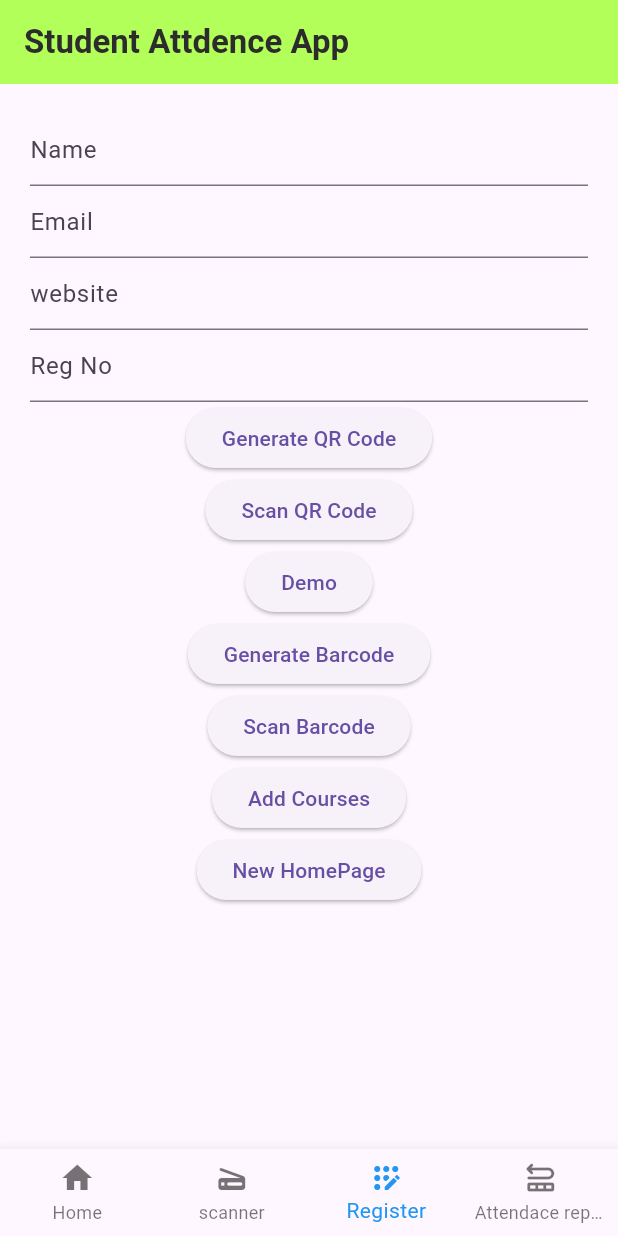
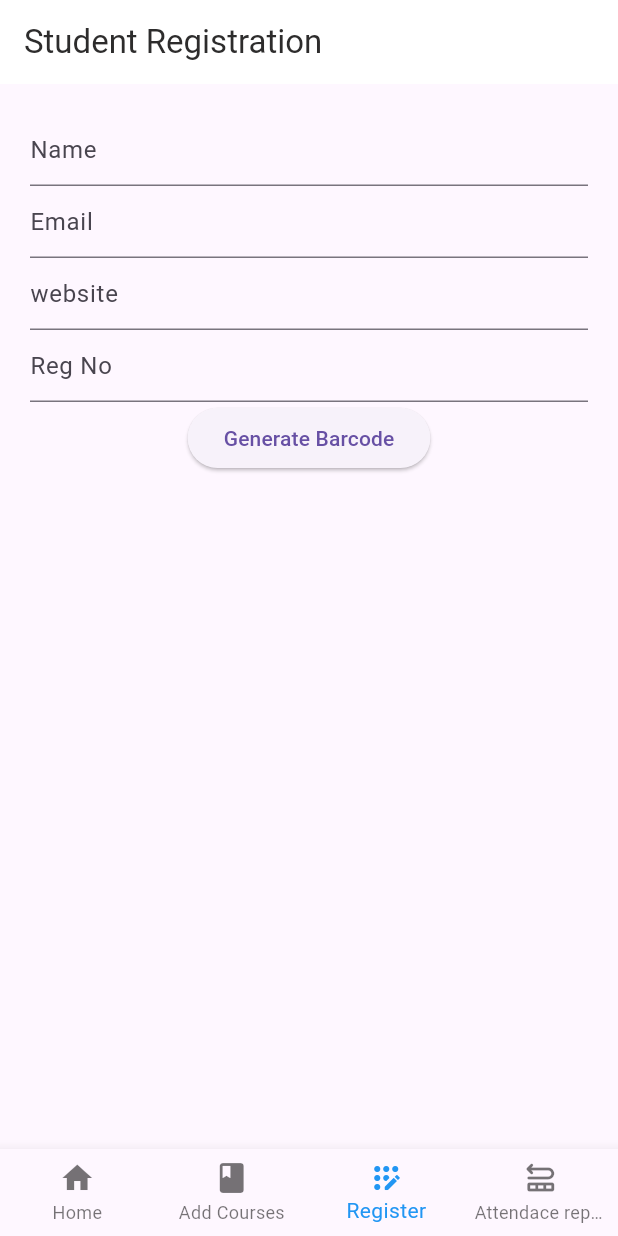
Before and after one commit to kanishkaviraj12/student_attdence, a Flutter app: the MyHomePage screen opened directly, item 3 of the bottom bar chosen, on a phone screen of 412 x 824 dp. Run offline on Flutter 3.47's test engine with Material 3 defaults, Android fonts, the phone set to English and light mode, and no system bars; our stand-ins replace cloud_firestore, firebase_core, firebase_storage, fluttertoast, image_gallery_saver, permission_handler and 2 more; missing offline and left inert: flutter_barcode_scanner, qr_code_scanner, syncfusion_flutter_barcodes; accounts and stored records are empty.

Commit message:
add new home

```diff
--- a/lib/home.dart
+++ b/lib/home.dart
@@ -2,12 +2,8 @@
 
 import 'package:flutter/material.dart';
 import 'package:fluttertoast/fluttertoast.dart';
-import 'package:student_attdence/AddCourses.dart';
 import 'package:student_attdence/barcodegenarater.dart';
 import 'package:student_attdence/database.dart';
-import 'package:student_attdence/newhome.dart';
-import 'package:student_attdence/qrcodegenerater.dart';
-import 'package:student_attdence/qrcodescanner.dart';
 
 class HomePage extends StatefulWidget {
   HomePage({super.key});
@@ -49,11 +45,11 @@ class _HomePageState extends State<HomePage> {
       title: "Face",
       home: Scaffold(
         appBar: AppBar(
-          backgroundColor: Colors.lightGreenAccent,
+          backgroundColor: Colors.white,
           title: Text(
-            "Student Attdence App",
+            "Student Registration",
             style: TextStyle(
-              fontWeight: FontWeight.bold,
+              //fontWeight: FontWeight.bold,
               color: Color.fromARGB(255, 45, 44, 44),
             ),
           ),
@@ -79,35 +75,33 @@ class _HomePageState extends State<HomePage> {
                   controller: _regController,
                   decoration: InputDecoration(hintText: "Reg No"),
                 ),
-                ElevatedButton(
-                  onPressed: () {
-                    uploadData();
-                    Navigator.of(context).push(
-                      MaterialPageRoute(
-                          builder: (context) => QRcodeGenerater(
-                                name: _nameController.text,
-                                email: _emailController.text,
-                                website: _websiteController.text,
-                                regNo: _regController.text,
-                              )),
-                    );
-                  },
-                  child: Text("Generate QR Code"),
-                ),
-                ElevatedButton(
-                  onPressed: () {
-                    Navigator.push(
-                      context,
-                      MaterialPageRoute(builder: (context) => QRViewExample()),
-                    );
-                  },
-                  child: Text("Scan QR Code"),
-                ),
-                ElevatedButton(
-                    onPressed: () {
-                      uploadData();
-                    },
-                    child: Text("Demo")),
+
+                // ElevatedButton(
+                //   onPressed: () {
+                //     uploadData();
+                //     Navigator.of(context).push(
+                //       MaterialPageRoute(
+                //           builder: (context) => QRcodeGenerater(
+                //                 name: _nameController.text,
+                //                 email: _emailController.text,
+                //                 website: _websiteController.text,
+                //                 regNo: _regController.text,
+                //               )),
+                //     );
+                //   },
+                //   child: Text("Generate QR Code"),
+                // ),
+
+                // ElevatedButton(
+                //   onPressed: () {
+                //     Navigator.push(
+                //       context,
+                //       MaterialPageRoute(builder: (context) => QRViewExample()),
+                //     );
+                //   },
+                //   child: Text("Scan QR Code"),
+                // ),
+
                 ElevatedButton(
                   onPressed: () {
                     uploadData();
@@ -125,33 +119,6 @@ class _HomePageState extends State<HomePage> {
                   },
                   child: Text("Generate Barcode"),
                 ),
-                ElevatedButton(
-                  onPressed: () {
-                    // Navigator.push(
-                    //   context,
-                    //   MaterialPageRoute(builder: (context) => Barcodescanner()),
-                    // );
-                  },
-                  child: Text("Scan Barcode"),
-                ),
-                ElevatedButton(
-                  onPressed: () {
-                    Navigator.push(
-                      context,
-                      MaterialPageRoute(builder: (context) => AddCourses()),
-                    );
-                  },
-                  child: Text("Add Courses"),
-                ),
-                ElevatedButton(
-                  onPressed: () {
-                    Navigator.push(
-                      context,
-                      MaterialPageRoute(builder: (context) => MyHomePage()),
-                    );
-                  },
-                  child: Text("New HomePage"),
-                ),
               ],
             ),
           ),
--- a/lib/main.dart
+++ b/lib/main.dart
@@ -4,6 +4,7 @@ import 'package:firebase_core/firebase_core.dart';
 import 'package:flutter/material.dart';
 import 'package:student_attdence/firebase_options.dart';
 import 'package:student_attdence/home.dart';
+import 'package:student_attdence/newhome.dart';
 
 Future<void> main() async {
   WidgetsFlutterBinding.ensureInitialized();
@@ -23,7 +24,7 @@ class _MyAppState extends State<MyApp> {
   Widget build(BuildContext context) {
     return MaterialApp(
       debugShowCheckedModeBanner: false,
-      home: HomePage(), // Set the home property to the home page
+      home: MyHomePage(), // Set the home property to the home page
     );
   }
 }
--- a/lib/newhome.dart
+++ b/lib/newhome.dart
@@ -1,6 +1,7 @@
 // ignore_for_file: prefer_const_constructors, prefer_const_constructors_in_immutables, library_private_types_in_public_api, prefer_const_literals_to_create_immutables
 
 import 'package:flutter/material.dart';
+import 'package:student_attdence/AddCourses.dart';
 import 'package:student_attdence/AttendanceReport.dart';
 import 'package:student_attdence/ViewTeachers.dart';
 import 'package:student_attdence/barcodescanner.dart';
@@ -17,9 +18,7 @@ class _MyHomePageState extends State<MyHomePage> {
   int _selectedIndex = 0;
   static final List<Widget> _widgetOptions = <Widget>[
     ViewTeachers(),
-    Barcodescanner(
-      courseName: '',
-    ),
+    AddCourses(),
     HomePage(),
     Report(),
   ];
@@ -47,8 +46,8 @@ class _MyHomePageState extends State<MyHomePage> {
             label: 'Home',
           ),
           BottomNavigationBarItem(
-            icon: Icon(Icons.scanner_rounded),
-            label: 'scanner',
+            icon: Icon(Icons.book_rounded),
+            label: 'Add Courses',
           ),
           BottomNavigationBarItem(
             icon: Icon(Icons.app_registration_rounded),
```
